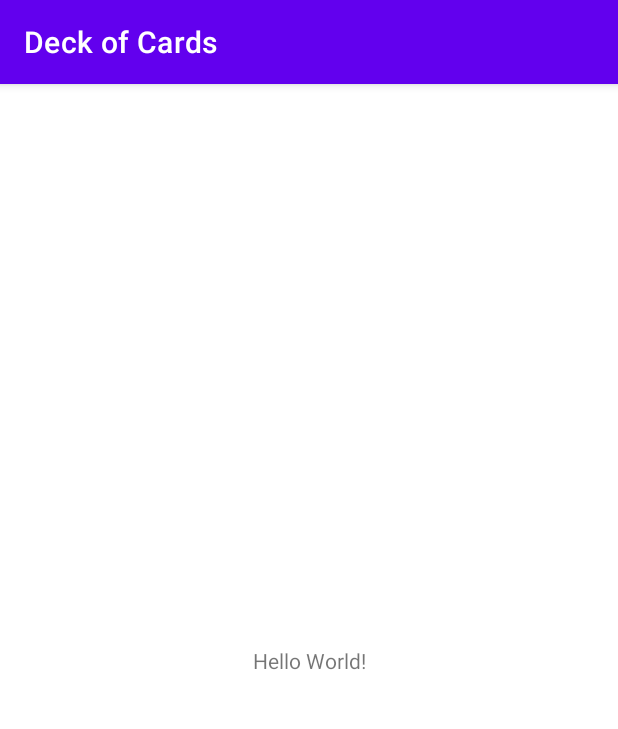
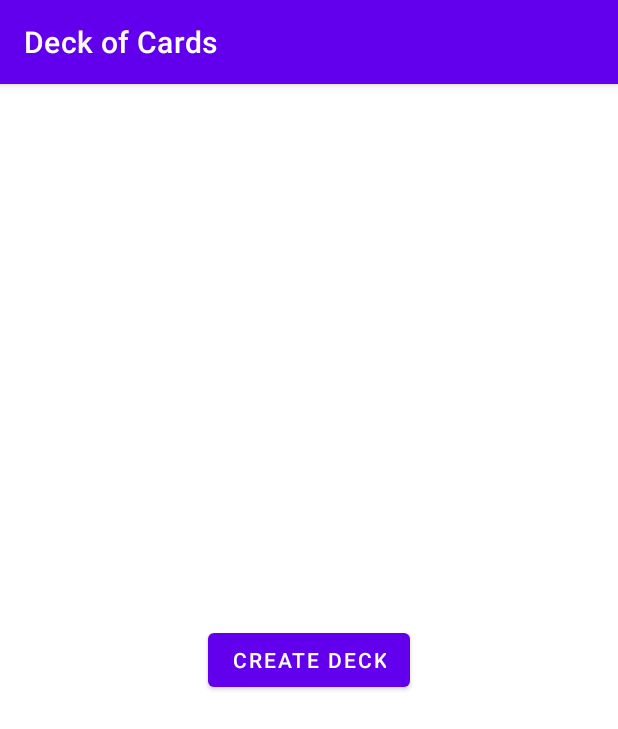
Before and after one commit to attealalahti/deck-of-cards-app, an Android app: the screen it shows after launch (MainActivity), on a phone screen of 412 x 824 dp. Shown: the top 729 px of the screen. Run offline under Robolectric (Android 15) with nearby library versions, the phone set to English and light mode, and no system bars.

Commit message:
Add button to go from main activity to deck viewer.

```diff
--- a/app/src/main/AndroidManifest.xml
+++ b/app/src/main/AndroidManifest.xml
@@ -18,6 +18,7 @@
                 <category android:name="android.intent.category.LAUNCHER" />
             </intent-filter>
         </activity>
+        <activity android:name=".DeckViewerActivity" />
     </application>
 
 </manifest>
--- a/app/src/main/res/layout/activity_main.xml
+++ b/app/src/main/res/layout/activity_main.xml
@@ -6,13 +6,14 @@
     android:layout_height="match_parent"
     tools:context=".MainActivity">
 
-    <TextView
+    <Button
         android:layout_width="wrap_content"
         android:layout_height="wrap_content"
-        android:text="Hello World!"
+        android:text="Create Deck"
         app:layout_constraintBottom_toBottomOf="parent"
         app:layout_constraintLeft_toLeftOf="parent"
         app:layout_constraintRight_toRightOf="parent"
-        app:layout_constraintTop_toTopOf="parent" />
+        app:layout_constraintTop_toTopOf="parent"
+        android:onClick="createDeck"/>
 
 </androidx.constraintlayout.widget.ConstraintLayout>
```
Also changed, not shown: app/src/main/java/fi/alalahti/deckofcards/MainActivity.kt (+7 -0 lines).
